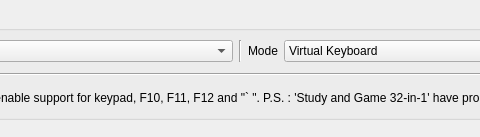
This is src/gui/designer/dlgKeyboard.ui in punesemu/puNES as Qt 5 draws it before an edit; both pictures show x 139 to 619 and y 0 to 137 of the 764 by 137 pixel window. The edited form follows.
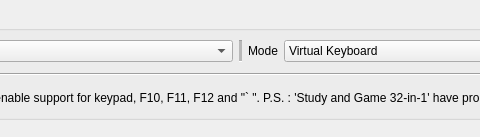
This is the edited form. Icons and pictures are not drawn. Custom widgets are drawn as their Qt base class.

Commit message: Replace overlay_zapper_bang.png image for better visual clarity.

Diff of the .ui file:
```diff
--- a/src/gui/designer/dlgKeyboard.ui
+++ b/src/gui/designer/dlgKeyboard.ui
@@ -71,6 +71,12 @@
         </item>
         <item>
          <widget class="Line" name="line">
+          <property name="lineWidth">
+           <number>1</number>
+          </property>
+          <property name="midLineWidth">
+           <number>3</number>
+          </property>
           <property name="orientation">
            <enum>Qt::Vertical</enum>
           </property>
```
The commit also changes 1 other file.
